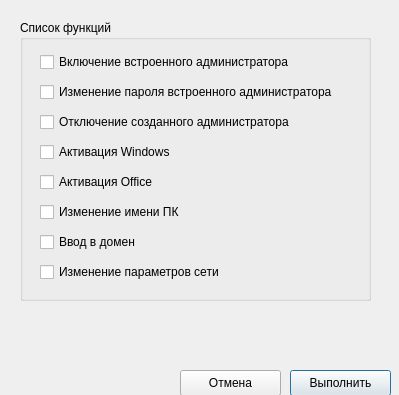
Above: design_ui/LoopFunction.ui from BagaJimbildan/LAS_SibSIU before the change. Below: the same form after it.
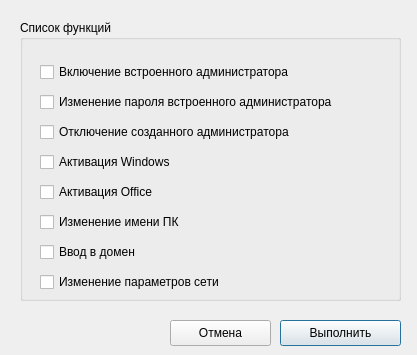
That is the form after the change.

```diff
--- a/design_ui/LoopFunction.ui
+++ b/design_ui/LoopFunction.ui
@@ -6,8 +6,8 @@
    <rect>
     <x>0</x>
     <y>0</y>
-    <width>399</width>
-    <height>395</height>
+    <width>417</width>
+    <height>355</height>
    </rect>
   </property>
   <property name="windowTitle">
@@ -18,7 +18,7 @@
     <rect>
      <x>20</x>
      <y>20</y>
-     <width>351</width>
+     <width>381</width>
      <height>281</height>
     </rect>
    </property>
@@ -29,8 +29,8 @@
     <property name="geometry">
      <rect>
       <x>20</x>
-      <y>30</y>
-      <width>261</width>
+      <y>40</y>
+      <width>331</width>
       <height>24</height>
      </rect>
     </property>
@@ -42,8 +42,8 @@
     <property name="geometry">
      <rect>
       <x>20</x>
-      <y>60</y>
-      <width>311</width>
+      <y>70</y>
+      <width>351</width>
       <height>24</height>
      </rect>
     </property>
@@ -55,7 +55,7 @@
     <property name="geometry">
      <rect>
       <x>20</x>
-      <y>90</y>
+      <y>100</y>
       <width>311</width>
       <height>24</height>
      </rect>
@@ -68,7 +68,7 @@
     <property name="geometry">
      <rect>
       <x>20</x>
-      <y>120</y>
+      <y>130</y>
       <width>311</width>
       <height>24</height>
      </rect>
@@ -81,7 +81,7 @@
     <property name="geometry">
      <rect>
       <x>20</x>
-      <y>150</y>
+      <y>160</y>
       <width>311</width>
       <height>24</height>
      </rect>
@@ -94,7 +94,7 @@
     <property name="geometry">
      <rect>
       <x>20</x>
-      <y>180</y>
+      <y>190</y>
       <width>311</width>
       <height>24</height>
      </rect>
@@ -107,7 +107,7 @@
     <property name="geometry">
      <rect>
       <x>20</x>
-      <y>210</y>
+      <y>220</y>
       <width>311</width>
       <height>24</height>
      </rect>
@@ -120,7 +120,7 @@
     <property name="geometry">
      <rect>
       <x>20</x>
-      <y>240</y>
+      <y>250</y>
       <width>311</width>
       <height>24</height>
      </rect>
@@ -133,21 +133,24 @@
   <widget class="QPushButton" name="btn_ok">
    <property name="geometry">
     <rect>
-     <x>290</x>
-     <y>370</y>
-     <width>101</width>
+     <x>280</x>
+     <y>320</y>
+     <width>121</width>
      <height>26</height>
     </rect>
    </property>
    <property name="text">
     <string>Выполнить</string>
    </property>
+   <property name="default">
+    <bool>true</bool>
+   </property>
   </widget>
   <widget class="QPushButton" name="btn_cancel">
    <property name="geometry">
     <rect>
-     <x>180</x>
-     <y>370</y>
+     <x>170</x>
+     <y>320</y>
      <width>101</width>
      <height>26</height>
     </rect>
```
Left out of the diff: 12 changed lines with no effect on the pictures.
